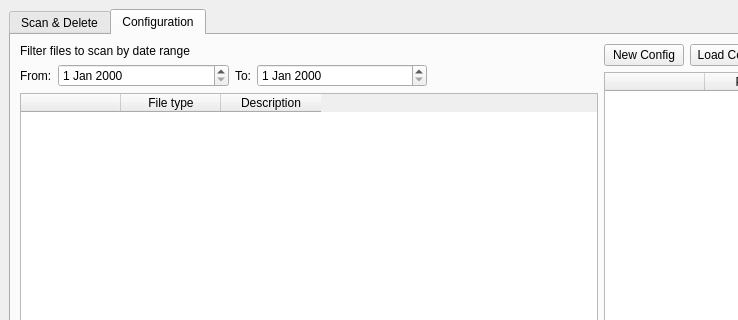
This is src/mainwindow.ui in Olafseisler/sensitive-data-deleter as Qt 5 draws it before an edit; both pictures show x 0 to 738 and y 0 to 320 of the 1202 by 555 pixel window. The edited form follows.
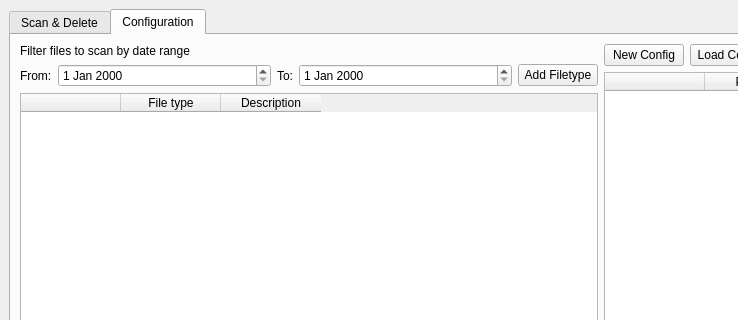
This is the edited form.

Diff of the .ui file:
```diff
--- a/src/mainwindow.ui
+++ b/src/mainwindow.ui
@@ -422,20 +422,11 @@
                  </widget>
                 </item>
                 <item>
-                 <spacer name="horizontalSpacer">
-                  <property name="orientation">
-                   <enum>Qt::Horizontal</enum>
+                 <widget class="QPushButton" name="addFiletypeButton">
+                  <property name="text">
+                   <string>Add Filetype</string>
                   </property>
-                  <property name="sizeType">
-                   <enum>QSizePolicy::Expanding</enum>
-                  </property>
-                  <property name="sizeHint" stdset="0">
-                   <size>
-                    <width>20</width>
-                    <height>12</height>
-                   </size>
-                  </property>
-                 </spacer>
+                 </widget>
                 </item>
                </layout>
               </item>
```
